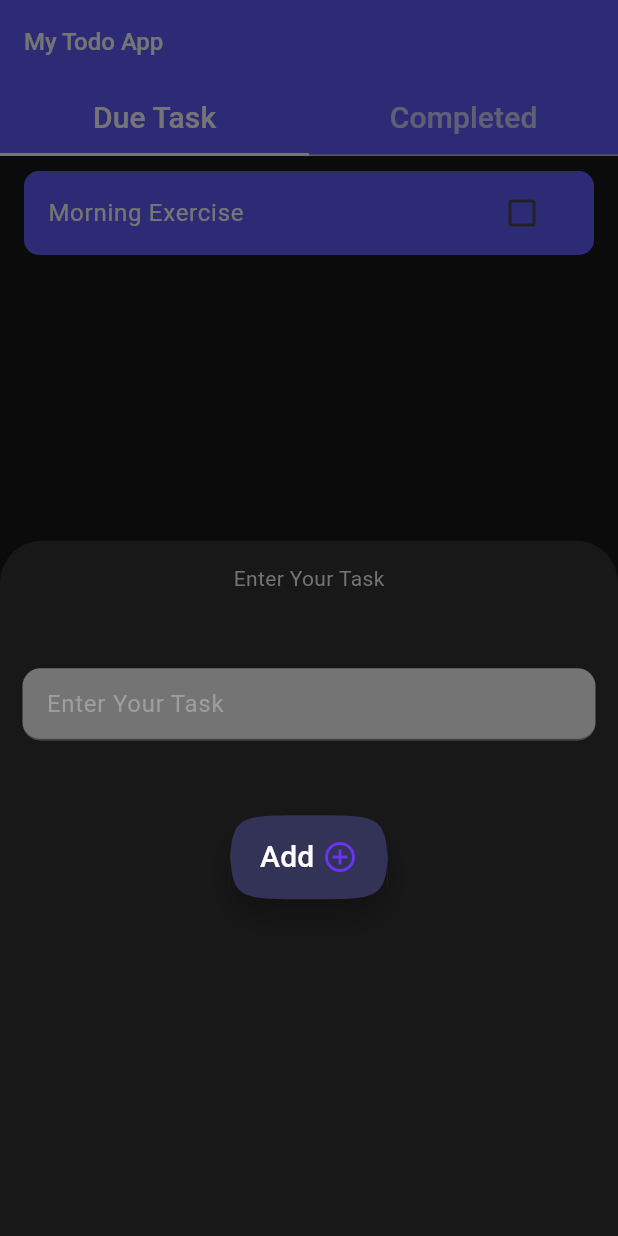
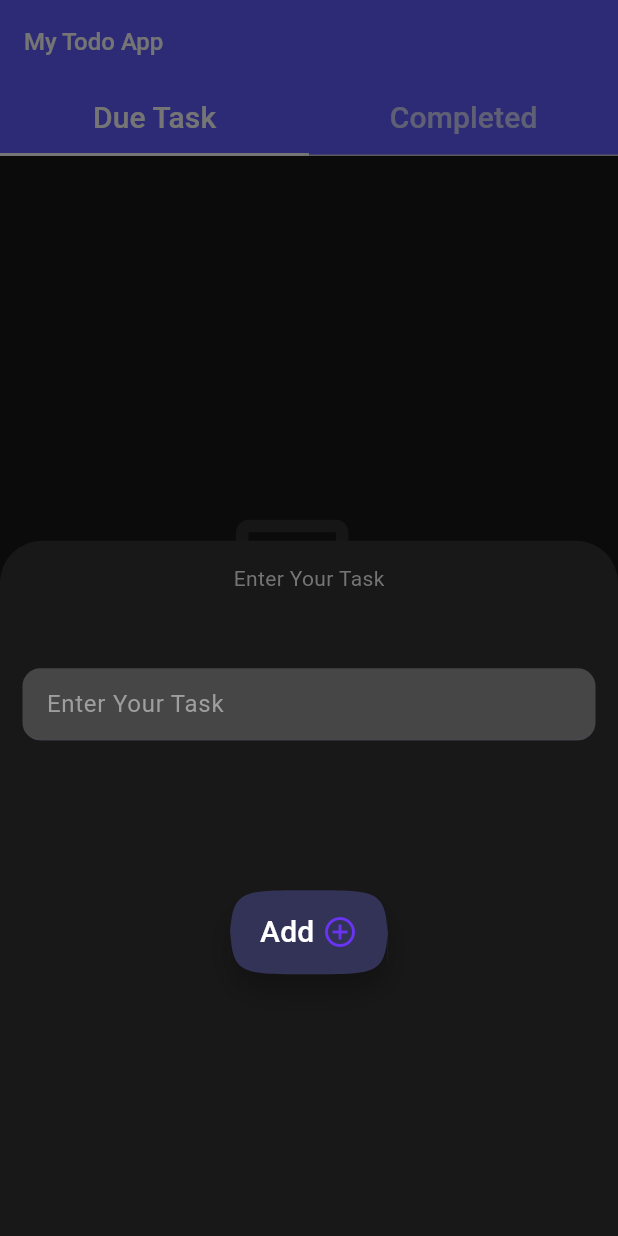
Before and after one commit to saurabhkumar-sk/todo_application, a Flutter app: the screen it shows after launch, after a tap on the "add circle outline" icon, on a phone screen of 412 x 824 dp. Run offline on Flutter 3.47's test engine with Material 2 defaults, Android fonts, the phone set to English and light mode, and no system bars.

Commit message:
changes in textfield

```diff
--- a/lib/provider/todo_provider.dart
+++ b/lib/provider/todo_provider.dart
@@ -3,10 +3,10 @@ import 'package:todo/models/todo_model.dart';
 
 class TodoProvider extends ChangeNotifier {
   final _tasks = <TodoModel>[
-    TodoModel(
-      todoText: 'Morning Exercise',
-      isDone: false,
-    ),
+    // TodoModel(
+    //   todoText: 'Morning Exercise',
+    //   isDone: false,
+    // ),
     // TodoModel(
     //   todoText: 'todoText',
     //   isDone: false,
--- a/lib/screens/complete_screen.dart
+++ b/lib/screens/complete_screen.dart
@@ -82,6 +82,7 @@ class _CompleteScreenState extends State<CompleteScreen> {
                                     horizontal: 15,
                                   ),
                                   child: TextField(
+                                    style: TextStyle(color: Colors.white),
                                     controller: textController,
                                     decoration: const InputDecoration(
                                       hintStyle: TextStyle(color: Colors.grey),
@@ -92,7 +93,7 @@ class _CompleteScreenState extends State<CompleteScreen> {
                                       ),
                                       hintText: 'Enter Your Task',
                                       fillColor:
-                                          Color.fromRGBO(116, 116, 116, 1),
+                                          Color.fromRGBO(116, 116, 116, 0.5),
                                       filled: true,
                                     ),
                                   ),
--- a/lib/screens/due_task_screen.dart
+++ b/lib/screens/due_task_screen.dart
@@ -63,12 +63,14 @@ class _DueTaskScreenState extends State<DueTaskScreen> {
                         ),
                       ),
                       hintText: 'Enter Your Task',
-                      fillColor: Color.fromRGBO(116, 116, 116, 1),
+                      fillColor: Color.fromRGBO(116, 116, 116, 0.5),
                       filled: true,
                     ),
                   ),
                 ),
-                FloatingActionButton.extended(
+                Padding(
+                  padding: const EdgeInsets.symmetric(vertical: 50),
+                  child: FloatingActionButton.extended(
                     shape: const ContinuousRectangleBorder(
                       borderRadius: BorderRadius.all(
                         Radius.circular(50),
@@ -78,7 +80,8 @@ class _DueTaskScreenState extends State<DueTaskScreen> {
                     onPressed: () {
                       // provider.completedTask
                       //     .add(TodoModel(todoText: textController.text));
-                    provider.addTask(TodoModel(todoText: textController.text));
+                      provider
+                          .addTask(TodoModel(todoText: textController.text));
                       textController.clear();
                       Navigator.pop(context);
                     },
@@ -97,6 +100,7 @@ class _DueTaskScreenState extends State<DueTaskScreen> {
                           color: Color.fromARGB(255, 106, 52, 243),
                         )
                       ],
+                    ),
                   ),
                 ),
               ],
```
Lines whose indentation alone changed are shown as unchanged.
